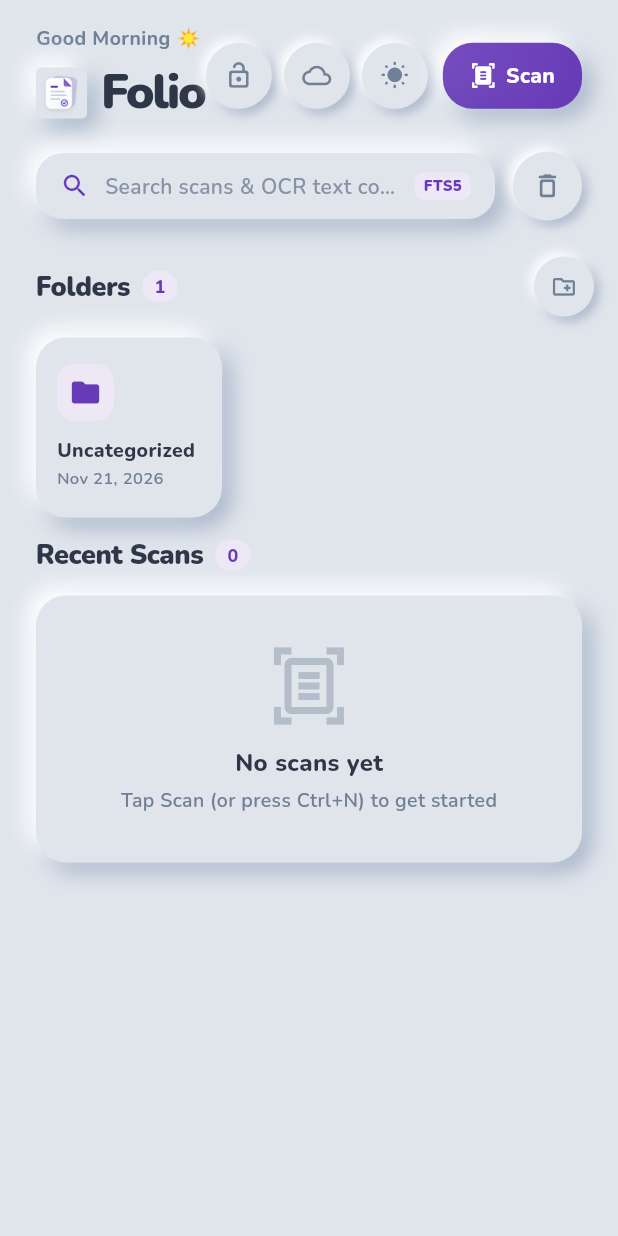
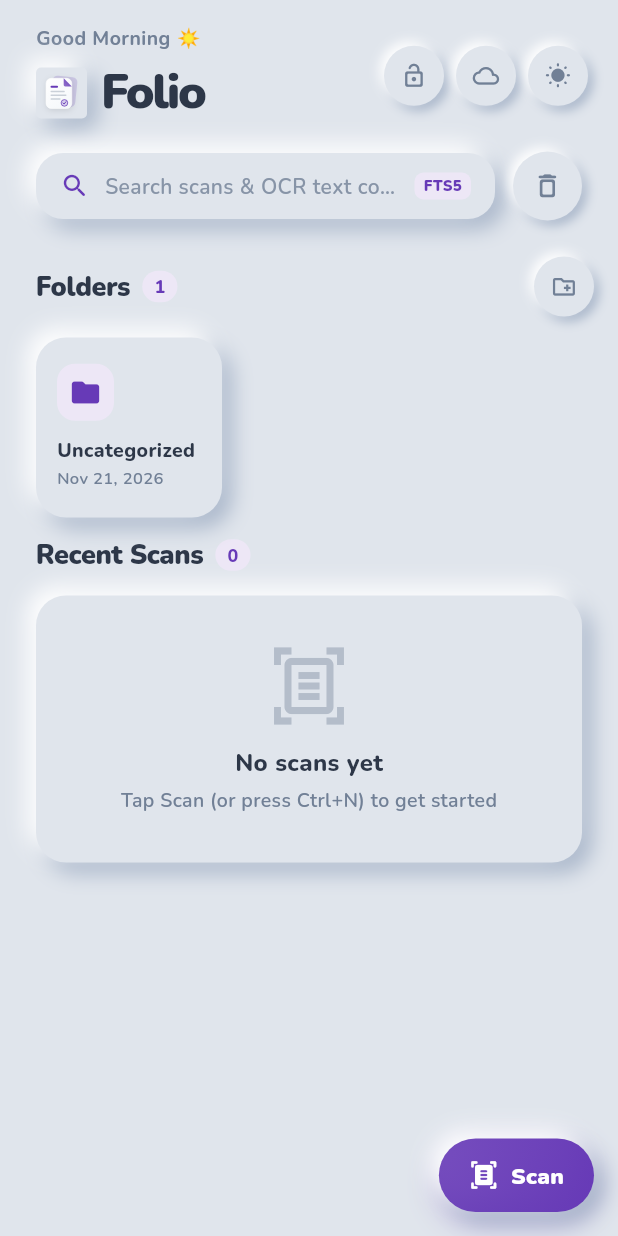
Before and after one commit to Aayush049/Folio, a Flutter app: the screen it shows after launch, on a phone screen of 412 x 824 dp. Run offline on Flutter 3.47's test engine with Material 3 defaults, Android fonts, the phone set to English and light mode, and no system bars; our stand-ins replace cloud_firestore, equatable, firebase_auth, firebase_core, firebase_storage, flutter_bloc and 12 more; missing offline and left inert: google_mlkit_text_recognition; accounts and stored records are empty.

Commit message:
fix(ui): move scan action to floating action button to resolve top app bar overflow

```diff
--- a/lib/ui/screens/dashboard_screen.dart
+++ b/lib/ui/screens/dashboard_screen.dart
@@ -50,7 +50,10 @@ class _DashboardScreenState extends State<DashboardScreen> {
   void _navigateToScanner() {
     HapticFeedback.lightImpact();
     context.read<ScannerBloc>().add(ResetScanner());
-    Navigator.push(context, neuRoute(const ScannerScreen()));
+    Navigator.push(
+      context,
+      neuRoute(const ScannerScreen()),
+    );
   }
 
   String _greeting() {
@@ -70,6 +73,11 @@ class _DashboardScreenState extends State<DashboardScreen> {
       onNewScan: _navigateToScanner,
       child: Scaffold(
         backgroundColor: theme.bg,
+        floatingActionButton: _FolioFloatingScanButton(
+          onTap: _navigateToScanner,
+          isCompact: isCompact,
+        ),
+        floatingActionButtonLocation: FloatingActionButtonLocation.endFloat,
         body: SafeArea(
           child: ResponsiveContainer(
             maxWidth: FolioBreakpoints.maxContentWidth,
@@ -85,7 +93,7 @@ class _DashboardScreenState extends State<DashboardScreen> {
                       // Header Row
                       SliverToBoxAdapter(
                         child: Padding(
-                          padding: const EdgeInsets.fromLTRB(24, 16, 24, 0),
+                          padding: const EdgeInsets.fromLTRB(24, 16, 20, 0),
                           child: Row(
                             children: [
                               Expanded(
@@ -132,36 +140,6 @@ class _DashboardScreenState extends State<DashboardScreen> {
                               const SizedBox(width: 8),
                               // Theme toggle
                               _ThemeToggleButton(),
-                              const SizedBox(width: 10),
-                              // Scan button
-                              NeuButton(
-                                filled: true,
-                                borderRadius: 20,
-                                padding: const EdgeInsets.symmetric(
-                                  horizontal: 18,
-                                  vertical: 12,
-                                ),
-                                onTap: _navigateToScanner,
-                                child: Row(
-                                  mainAxisSize: MainAxisSize.min,
-                                  children: [
-                                    const Icon(
-                                      Icons.document_scanner_rounded,
-                                      color: Colors.white,
-                                      size: 18,
-                                    ),
-                                    const SizedBox(width: 6),
-                                    Text(
-                                      isCompact ? 'Scan' : 'New Scan (Ctrl+N)',
-                                      style: GoogleFonts.nunito(
-                                        color: Colors.white,
-                                        fontWeight: FontWeight.w800,
-                                        fontSize: 14,
-                                      ),
-                                    ),
-                                  ],
-                                ),
-                              ),
                             ],
                           ),
                         ),
@@ -244,8 +222,7 @@ class _DashboardScreenState extends State<DashboardScreen> {
                       const SliverToBoxAdapter(child: SizedBox(height: 12)),
 
                       // ─── Body ─────────────────────────────────────────────────────
-                      if (state is DashboardInitial ||
-                          state is DashboardLoading)
+                      if (state is DashboardInitial || state is DashboardLoading)
                         const SliverFillRemaining(
                           child: Center(child: CircularProgressIndicator()),
                         )
@@ -266,7 +243,8 @@ class _DashboardScreenState extends State<DashboardScreen> {
                           count: state.recentDocuments.length,
                         ),
                         _buildRecentSection(context, state, isCompact),
-                        const SliverToBoxAdapter(child: SizedBox(height: 36)),
+                        // Bottom clearance so the floating scan button doesn't obscure cards
+                        const SliverToBoxAdapter(child: SizedBox(height: 88)),
                       ],
                     ],
                   );
@@ -408,8 +386,9 @@ class _DashboardScreenState extends State<DashboardScreen> {
                   context,
                   neuRoute(DocumentsByFolderScreen(folder: folder)),
                 ),
-                onDelete: () =>
-                    context.read<DashboardBloc>().add(DeleteFolder(folder.id!)),
+                onDelete: () => context.read<DashboardBloc>().add(
+                  DeleteFolder(folder.id!),
+                ),
               );
             },
           ),
@@ -434,8 +413,9 @@ class _DashboardScreenState extends State<DashboardScreen> {
               context,
               neuRoute(DocumentsByFolderScreen(folder: folder)),
             ),
-            onDelete: () =>
-                context.read<DashboardBloc>().add(DeleteFolder(folder.id!)),
+            onDelete: () => context.read<DashboardBloc>().add(
+              DeleteFolder(folder.id!),
+            ),
           );
         }, childCount: state.folders.length),
       ),
@@ -594,6 +574,66 @@ class _DashboardScreenState extends State<DashboardScreen> {
   }
 }
 
+// ─── Floating Neumorphic Scan Action Button ──────────────────────────────────
+class _FolioFloatingScanButton extends StatelessWidget {
+  final VoidCallback onTap;
+  final bool isCompact;
+
+  const _FolioFloatingScanButton({
+    required this.onTap,
+    required this.isCompact,
+  });
+
+  @override
+  Widget build(BuildContext context) {
+    final theme = context.watch<FolioThemeNotifier>();
+    return Container(
+      decoration: BoxDecoration(
+        borderRadius: BorderRadius.circular(28),
+        boxShadow: [
+          BoxShadow(
+            color: theme.accent.withValues(alpha: 0.35),
+            blurRadius: 18,
+            offset: const Offset(0, 6),
+          ),
+        ],
+      ),
+      child: NeuButton(
+        filled: true,
+        borderRadius: 28,
+        padding: EdgeInsets.symmetric(
+          horizontal: isCompact ? 20 : 26,
+          vertical: 14,
+        ),
+        onTap: () {
+          HapticFeedback.mediumImpact();
+          onTap();
+        },
+        child: Row(
+          mainAxisSize: MainAxisSize.min,
+          children: [
+            const Icon(
+              Icons.document_scanner_rounded,
+              color: Colors.white,
+              size: 20,
+            ),
+            const SizedBox(width: 8),
+            Text(
+              isCompact ? 'Scan' : 'New Scan (Ctrl+N)',
+              style: GoogleFonts.nunito(
+                color: Colors.white,
+                fontWeight: FontWeight.w900,
+                fontSize: 15,
+                letterSpacing: 0.2,
+              ),
+            ),
+          ],
+        ),
+      ),
+    );
+  }
+}
+
 // ─── Trash & Recovery Button ──────────────────────────────────────────────────
 class _TrashButton extends StatelessWidget {
   @override
@@ -660,7 +700,7 @@ class _SecurityVaultButton extends StatelessWidget {
             HapticFeedback.lightImpact();
             showVaultSecuritySheet(context);
           },
-          size: 44,
+          size: 40,
         );
       },
     );
@@ -688,7 +728,7 @@ class _CloudSyncButton extends StatelessWidget {
             HapticFeedback.lightImpact();
             showCloudSyncModal(context);
           },
-          size: 44,
+          size: 40,
         );
       },
     );
@@ -714,7 +754,7 @@ class _ThemeToggleButton extends StatelessWidget {
             ? 'Auto (long-press to reset)'
             : 'Manual override',
         onTap: () => theme.isDark ? theme.setDark(false) : theme.setDark(true),
-        size: 44,
+        size: 40,
       ),
     );
   }
```
